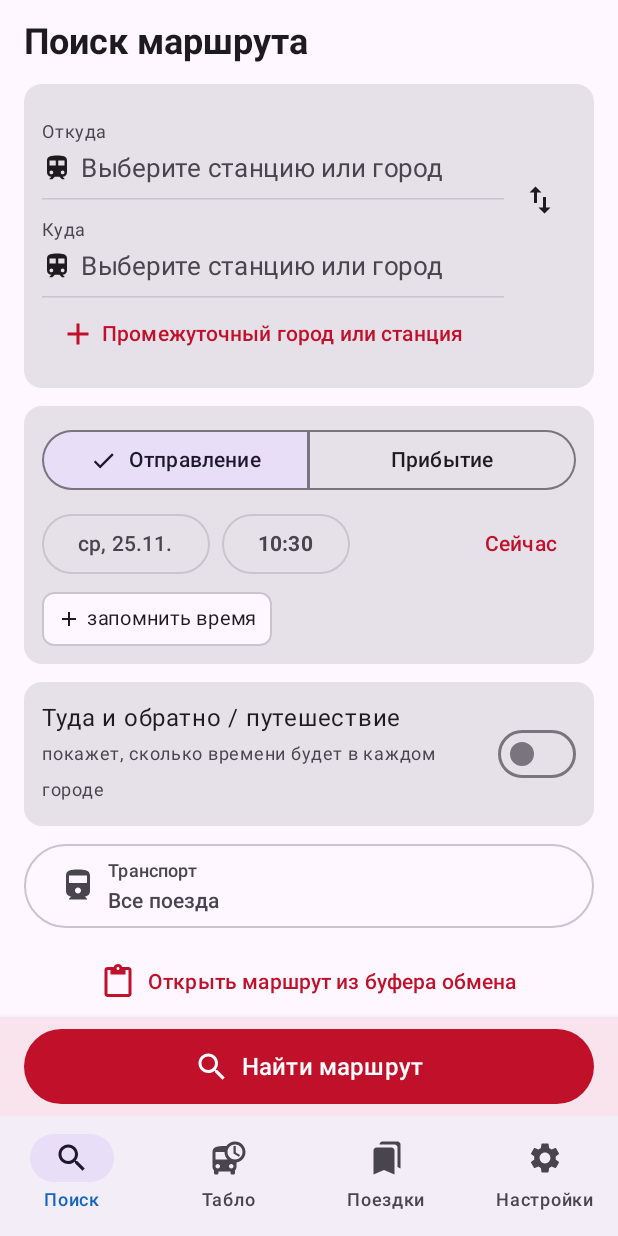
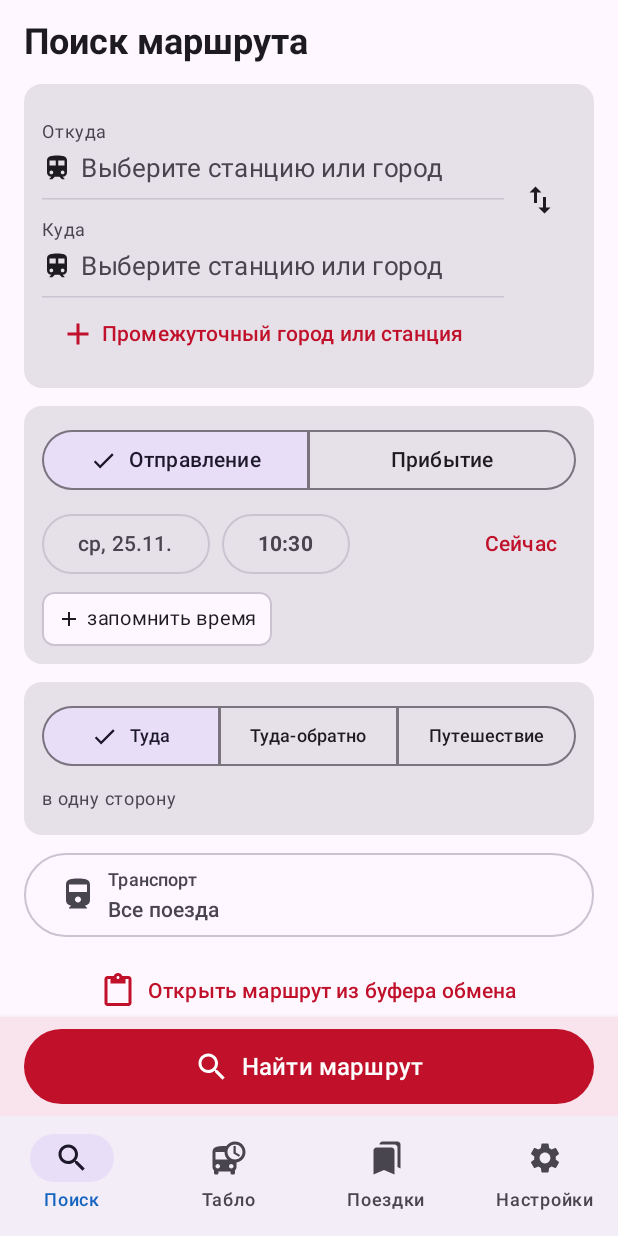
Before and after one commit to QwertyQwertovich/railnav, an Android app built with Jetpack Compose: the screen it shows after launch (MainActivity), on a phone screen of 412 x 824 dp. Run offline under Robolectric (Android 15) with nearby library versions, the phone set to English and light mode, and no system bars; pictures from the network do not load.

Commit message:
Release 0.5: one-way/round/travel switch, return-by presets, map layers (OpenRailwayMap, OEPNVKarte), direction arrows, clipped shapes, shared-route enrichment, working DB search export
Co-Authored-By: Claude Opus 5.5 <noreply@anthropic.com>

```diff
--- a/app/build.gradle.kts
+++ b/app/build.gradle.kts
@@ -13,8 +13,8 @@ android {
         applicationId = "de.railnav"
         minSdk = 26
         targetSdk = 35
-        versionCode = 4
-        versionName = "0.4"
+        versionCode = 5
+        versionName = "0.5"
         ndk { abiFilters += listOf("arm64-v8a") }
     }
 
--- a/app/src/main/java/de/railnav/ui/DetailScreen.kt
+++ b/app/src/main/java/de/railnav/ui/DetailScreen.kt
@@ -98,7 +98,9 @@ fun DetailScreen(vm: AppViewModel, requestNotifications: () -> Unit) {
         if (showMap) RouteMap(planList, 0, {}, Modifier.fillMaxWidth().height(260.dp))
         LazyColumn(Modifier.fillMaxWidth().weight(1f), contentPadding = androidx.compose.foundation.layout.PaddingValues(bottom = 24.dp)) {
             item {
+                if (vm.enriching) LinearProgressIndicator(Modifier.fillMaxWidth())
                 vm.info?.let { Banner(it) }
+                RecheckNote()
                 vm.error?.let { Banner(it, error = true) }
                 Row(Modifier.padding(horizontal = 16.dp), horizontalArrangement = androidx.compose.foundation.layout.Arrangement.spacedBy(8.dp)) {
                     androidx.compose.material3.FilterChip(
--- a/app/src/main/java/de/railnav/ui/SearchScreen.kt
+++ b/app/src/main/java/de/railnav/ui/SearchScreen.kt
@@ -133,24 +133,24 @@ fun SearchScreen(vm: AppViewModel) {
                 Column(Modifier.padding(12.dp)) {
                     Row(verticalAlignment = Alignment.CenterVertically) {
                         Column(Modifier.weight(1f)) {
-                            PlaceField(if (vm.travelMode) "Старт (сюда же вернётесь)" else "Откуда", vm.origin) { picker = "origin" }
+                            PlaceField(if (vm.travel) "Старт (сюда же вернётесь)" else "Откуда", vm.origin) { picker = "origin" }
                             vm.vias.forEachIndexed { i, w ->
-                                ViaRow(i, w, label = if (vm.travelMode) "Город ${i + 1}" else "Через (${i + 1})",
+                                ViaRow(i, w, label = if (vm.travel) "Город ${i + 1}" else "Через (${i + 1})",
                                     onPick = { picker = "via:$i" },
                                     onStay = { m -> vm.vias[i] = w.copy(minStayMin = m) },
                                     onMaxStay = { m -> vm.vias[i] = w.copy(maxStayMin = m) },
                                     onRemove = { vm.vias.removeAt(i) })
                             }
-                            PlaceField(
-                                if (vm.roundTrip) "Куда (необязательно)" else "Куда", vm.destination,
-                                placeholder = if (vm.roundTrip) "не указано — путешествие по городам с возвратом в старт" else null,
+                            if (!vm.travel) PlaceField(
+                                if (vm.roundTrip) "Куда (самая дальняя точка)" else "Куда", vm.destination,
+                                placeholder = if (vm.roundTrip && vm.vias.isNotEmpty()) "можно не указывать: развернётесь в последнем городе" else null,
                                 onClear = if (vm.destination != null) ({ vm.destination = null }) else null,
                             ) { picker = "dest" }
                         }
-                        if (!vm.travelMode) IconButton(onClick = { vm.swap() }) { Icon(Icons.Filled.SwapVert, "Поменять местами") }
+                        if (!vm.travel) IconButton(onClick = { vm.swap() }) { Icon(Icons.Filled.SwapVert, "Поменять местами") }
                     }
                     TextButton(onClick = { picker = "addVia" }) {
-                        Icon(Icons.Filled.Add, null); Spacer(Modifier.width(4.dp)); Text(if (vm.travelMode) "Добавить город" else "Промежуточный город или станция")
+                        Icon(Icons.Filled.Add, null); Spacer(Modifier.width(4.dp)); Text(if (vm.travel) "Добавить город" else "Промежуточный город или станция")
                     }
                     if (vm.vias.size >= 2) {
                         Row(verticalAlignment = Alignment.CenterVertically) {
@@ -172,7 +172,7 @@ fun SearchScreen(vm: AppViewModel) {
                     SingleChoiceSegmentedButtonRow(Modifier.fillMaxWidth()) {
                         SegmentedButton(!vm.arriveBy, { vm.arriveBy = false }, SegmentedButtonDefaults.itemShape(0, 2)) { Text("Отправление", maxLines = 1) }
                         SegmentedButton(vm.arriveBy, { vm.arriveBy = true }, SegmentedButtonDefaults.itemShape(1, 2),
-                            enabled = vm.vias.isEmpty() && !vm.roundTrip && !vm.travelMode) { Text("Прибытие", maxLines = 1) }
+                            enabled = vm.vias.isEmpty() && !vm.roundTrip && !vm.travel) { Text("Прибытие", maxLines = 1) }
                     }
                     DateTimeRow(vm.time, { vm.time = it }, nowButton = true)
                     FavoriteTimesRow(vm)
@@ -181,20 +181,24 @@ fun SearchScreen(vm: AppViewModel) {
 
             Card {
                 Column(Modifier.padding(12.dp), verticalArrangement = Arrangement.spacedBy(6.dp)) {
-                    Row(verticalAlignment = Alignment.CenterVertically) {
-                        Column(Modifier.weight(1f)) {
-                            Text("Туда и обратно / путешествие")
-                            Text(
-                                if (vm.roundTrip) "без «Куда» — объезд городов из списка и возврат в старт"
-                                else "покажет, сколько времени будет в каждом городе",
-                                fontSize = 12.sp, color = MaterialTheme.colorScheme.onSurfaceVariant
-                            )
+                    SingleChoiceSegmentedButtonRow(Modifier.fillMaxWidth()) {
+                        val modes = listOf("Туда", "Туда-обратно", "Путешествие")
+                        val cur = if (vm.travel) 2 else if (vm.roundTrip) 1 else 0
+                        modes.forEachIndexed { i, label ->
+                            SegmentedButton(cur == i, {
+                                vm.roundTrip = i == 1; vm.travel = i == 2
+                                if (i > 0) vm.arriveBy = false
+                            }, SegmentedButtonDefaults.itemShape(i, modes.size)) { Text(label, maxLines = 1, fontSize = 12.sp) }
                         }
-                        Switch(vm.roundTrip, { vm.roundTrip = it; if (it) vm.arriveBy = false })
                     }
-                    if (vm.roundTrip || vm.travelMode) {
-                        if (!vm.travelMode) StayPicker("Минимум в конечной точке", vm.stayAtDestMin) { vm.stayAtDestMin = it }
-                        Text(if (vm.travelMode) "Домой:" else "Обратно:", fontWeight = FontWeight.Medium)
+                    Hint(when {
+                        vm.travel -> "старт и города из списка, в конце — возврат в старт"
+                        vm.roundTrip -> "туда и обратно: покажет, сколько времени будет в каждом городе"
+                        else -> "в одну сторону"
+                    })
+                    if (vm.roundTrip || vm.travel) {
+                        if (!vm.travel) StayPicker("Минимум в конечной точке", vm.stayAtDestMin) { vm.stayAtDestMin = it }
+                        Text(if (vm.travel) "Домой:" else "Обратно:", fontWeight = FontWeight.Medium)
                         SingleChoiceSegmentedButtonRow(Modifier.fillMaxWidth()) {
                             val modes = listOf(ReturnMode.EARLIEST to "Рано", ReturnMode.NOT_BEFORE to "Не раньше", ReturnMode.LATEST to "Поздно")
                             modes.forEachIndexed { i, (m, label) ->
@@ -215,15 +219,7 @@ fun SearchScreen(vm: AppViewModel) {
                             ReturnMode.LATEST -> {
                                 Hint(if (vm.returnTime == null) "последним поездом, который довезёт домой до конца дня"
                                 else "последним поездом с прибытием домой до указанного времени")
-                                Row(verticalAlignment = Alignment.CenterVertically) {
-                                    Text("Быть дома до:", Modifier.weight(1f))
-                                    if (vm.returnTime == null) TextButton(onClick = {
-                                        vm.returnTime = Instant.ofEpochMilli(vm.time).atZone(ZoneId.systemDefault()).toLocalDate()
-                                            .atTime(22, 0).atZone(ZoneId.systemDefault()).toInstant().toEpochMilli()
-                                    }) { Text("конец дня ▾") }
-                                    else TextButton(onClick = { vm.returnTime = null }) { Text("сбросить") }
-                                }
-                                vm.returnTime?.let { rt -> DateTimeRow(rt, { vm.returnTime = it }, nowButton = false) }
+                                ReturnByRow(vm)
                             }
                         }
                     }
@@ -279,6 +275,25 @@ fun SearchScreen(vm: AppViewModel) {
             picker = null
         }
     }
+}
+
+/** "Быть дома до": quick buttons 20:00 / 22:00 / 0:00 / 1:00 or a custom time. */
+@OptIn(ExperimentalLayoutApi::class)
+@Composable
+private fun ReturnByRow(vm: AppViewModel) {
+    val zone = ZoneId.systemDefault()
+    val day = Instant.ofEpochMilli(vm.time).atZone(zone).toLocalDate()
+    fun at(h: Int) = (if (h < 5) day.plusDays(1) else day).atTime(h, 0).atZone(zone).toInstant().toEpochMilli()
+    val presets = listOf(20, 22, 0, 1)
+    var custom by remember { mutableStateOf(vm.returnTime != null && presets.none { at(it) == vm.returnTime }) }
+    Text("Быть дома до:")
+    FlowRow(horizontalArrangement = Arrangement.spacedBy(6.dp)) {
+        FilterChip(vm.returnTime == null && !custom, { vm.returnTime = null; custom = false }, label = { Text("конец дня") })
+        for (h in presets) FilterChip(!custom && vm.returnTime == at(h), { vm.returnTime = at(h); custom = false },
+            label = { Text("%d:00".format(h)) })
+        FilterChip(custom, { custom = true; if (vm.returnTime == null) vm.returnTime = at(21) }, label = { Text("своё время") })
+    }
+    if (custom) vm.returnTime?.let { rt -> DateTimeRow(rt, { vm.returnTime = it }, nowButton = false) }
 }
 
 @Composable
```
Also changed, not shown: app/src/main/java/de/railnav/model/Model.kt (+9 -2 lines), app/src/main/java/de/railnav/store/DbExport.kt (+10 -2 lines), app/src/main/java/de/railnav/ui/AppViewModel.kt (+45 -1 lines), app/src/main/java/de/railnav/ui/MapLayers.kt (added, +99 -0 lines), app/src/main/java/de/railnav/ui/ResultsScreen.kt (+11 -0 lines), app/src/main/java/de/railnav/ui/RouteMap.kt (+50 -4 lines), 1 other file.
